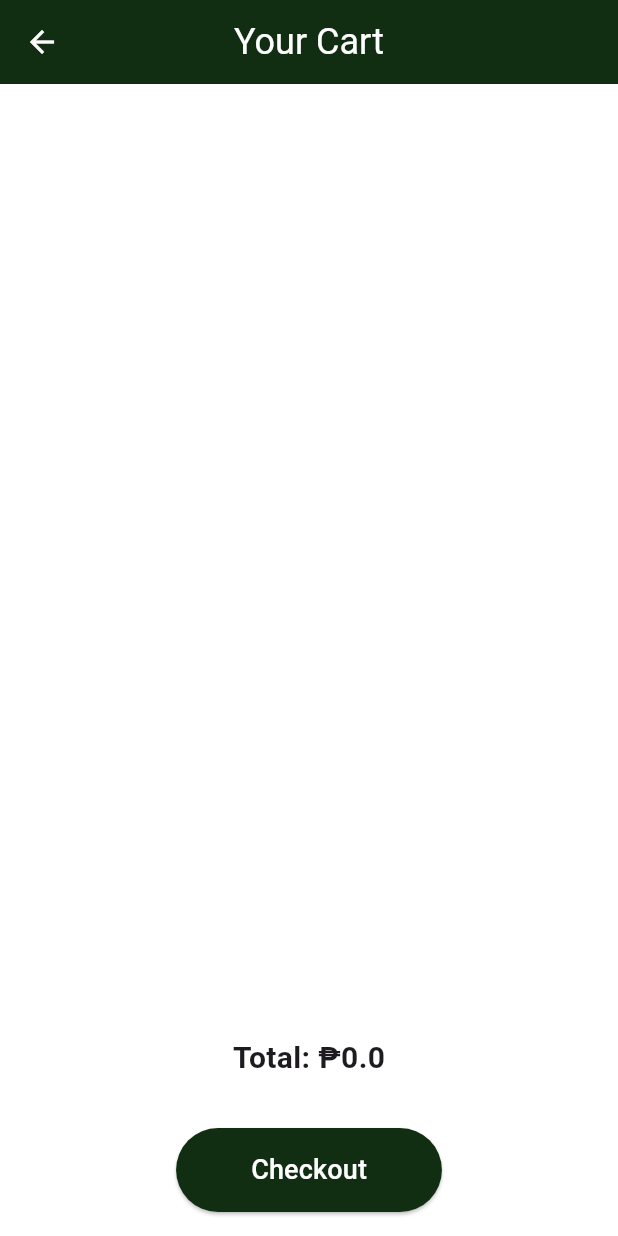
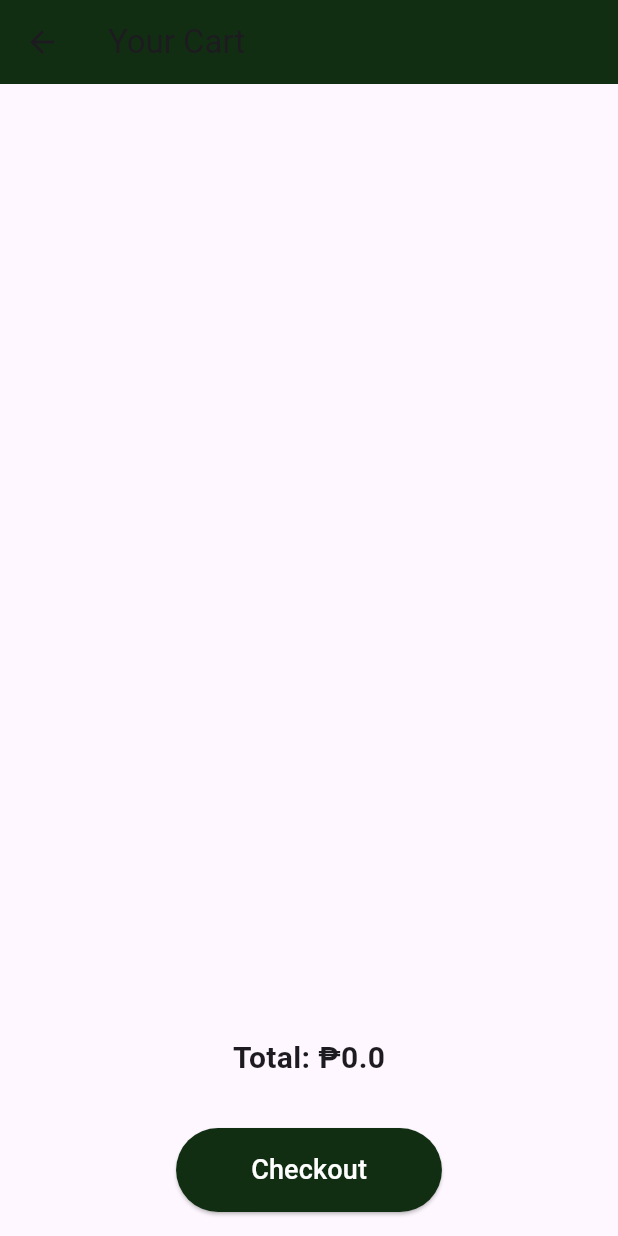
Before and after one commit to Wackzy12/Tickle-Coffee, a Flutter app: the CartScreen screen opened directly, on a phone screen of 412 x 824 dp. Run offline on Flutter 3.47's test engine with Material 3 defaults, Android fonts, the phone set to English and light mode, and no system bars; our stand-ins replace cloud_firestore, firebase_auth, firebase_core, firebase_storage, image_picker; accounts and stored records are empty.

Commit message:
Pastries description new screens for menu (Coffee, NonCoffee, Food) Menu interaction profile screen hiwalay folder (robby) sample cart, refined cart complete cart functionalities (van, third) changes in cart screen quantity function in cart screen

```diff
--- a/tickleapp/lib/cart_screen/cart_screen.dart
+++ b/tickleapp/lib/cart_screen/cart_screen.dart
@@ -1,6 +1,5 @@
 import 'package:flutter/material.dart';
-import '/cart_screen/cart_manager.dart';
-import 'checkout_screen.dart'; // Import the cart manager
+import '/cart_screen/cart_manager.dart'; // Import the cart manager
 
 class CartScreen extends StatefulWidget {
   @override
@@ -22,20 +21,9 @@ class _CartScreenState extends State<CartScreen> {
     final cartItems = CartManager.instance.cartItems;
 
     return Scaffold(
-      backgroundColor: Colors.white,
       appBar: AppBar(
-        title: Text(
-          'Your Cart',
-          style: TextStyle(fontSize: 24, color: Colors.white),
-        ),
-        centerTitle: true,
+        title: Text('Your Cart'),
         backgroundColor: Color(0xFF112e12),
-        leading: IconButton(
-          icon: Icon(Icons.arrow_back, color: Colors.white),
-          onPressed: () {
-            Navigator.pop(context);
-          },
-        ),
       ),
       body: Column(
         children: [
@@ -115,11 +103,12 @@ class _CartScreenState extends State<CartScreen> {
             padding: const EdgeInsets.all(16.0),
             child: ElevatedButton(
               onPressed: () {
-                // Navigate to the CheckoutScreen
-                Navigator.push(
-                  context,
-                  MaterialPageRoute(builder: (context) => CheckoutScreen(cartItems: cartItems, totalPrice: totalPrice,)),
+                // Implement the checkout logic here
+                // For now, we just show a snackbar
+                ScaffoldMessenger.of(context).showSnackBar(
+                  SnackBar(content: Text('Proceeding to checkout')),
                 );
+                // Here, you could navigate to a checkout page or process the order
               },
               style: ElevatedButton.styleFrom(
                 backgroundColor: Color(0xFF112e12),
```
